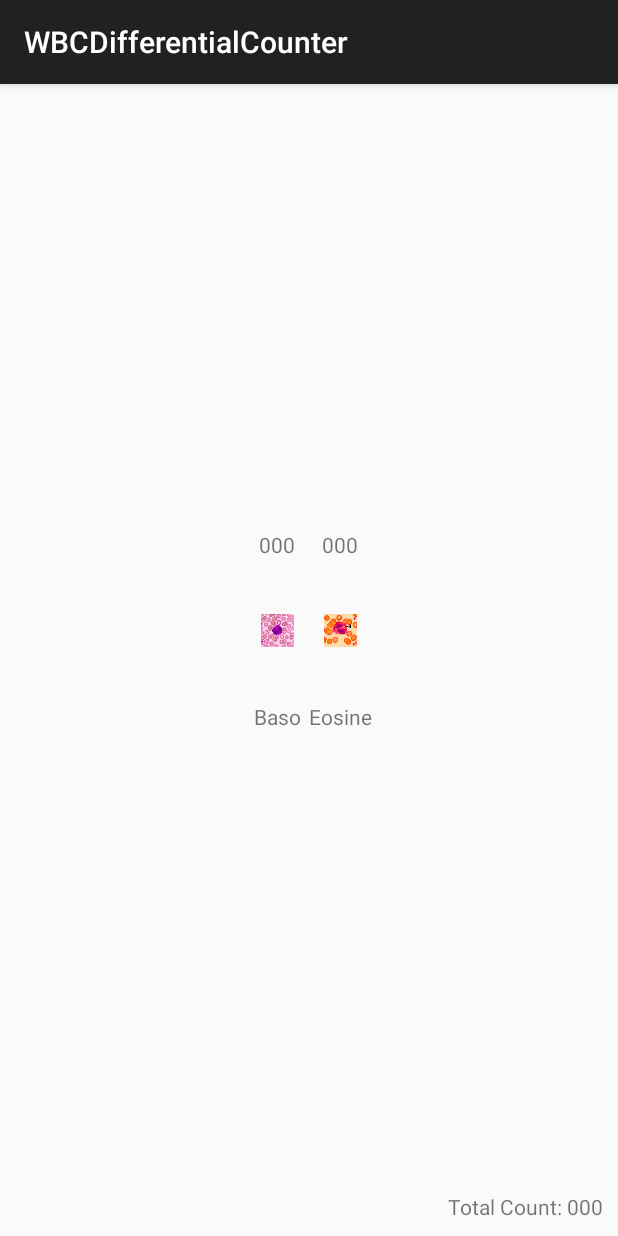
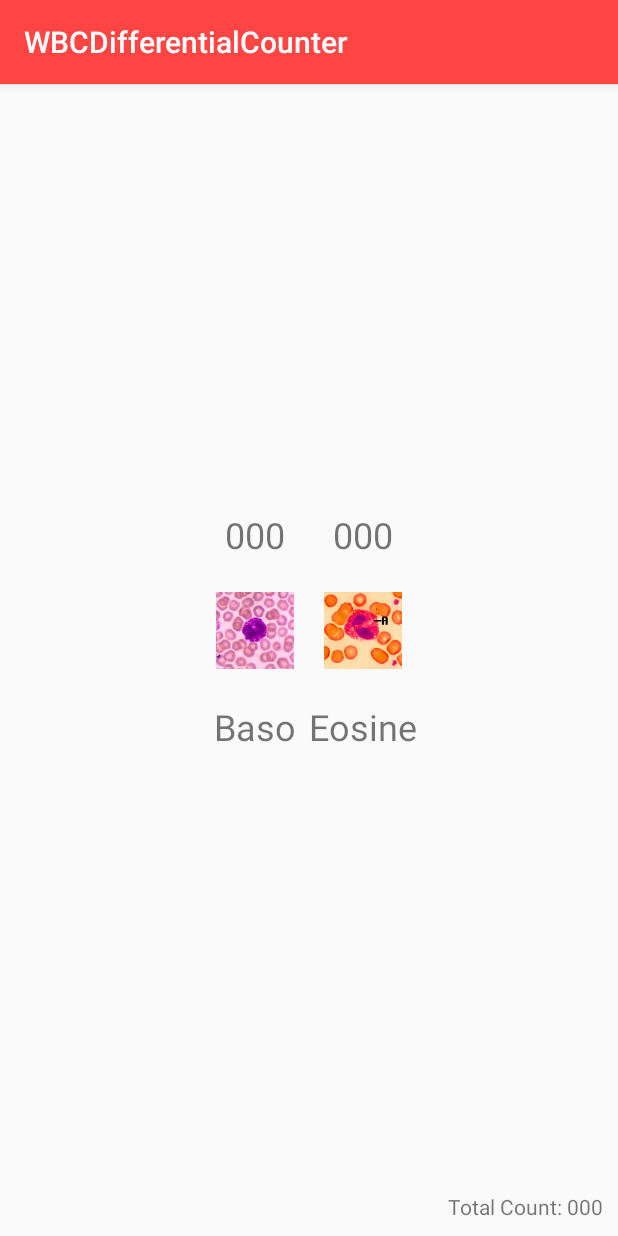
Before and after one commit to sumeshjhn/WBCDifferentialCounter, an Android app: the fragment HomeActivityFragment shown on its own in the app's theme, on a phone screen of 412 x 824 dp. Run offline under Robolectric (Android 15) with nearby library versions, the phone set to English and light mode, and no system bars.

Commit message:
Increased text size, changed action bar style to red

```diff
--- a/app/src/main/res/layout/differential_cell_view.xml
+++ b/app/src/main/res/layout/differential_cell_view.xml
@@ -3,15 +3,16 @@
     xmlns:tools="http://schemas.android.com/tools"
     android:layout_width="match_parent"
     android:layout_height="match_parent"
+    android:background="?android:attr/selectableItemBackground"
     android:gravity="center"
-    android:background="?android:attr/selectableItemBackground"
     android:orientation="vertical">
 
     <TextView
         android:id="@+id/cell_count_text_view"
         android:layout_width="wrap_content"
         android:layout_height="wrap_content"
-        android:text="@string/default_count_value" />
+        android:text="@string/default_count_value"
+        android:textSize="24dp" />
 
     <ImageView
         android:id="@+id/cell_img"
@@ -25,6 +26,7 @@
         android:id="@+id/cell_title"
         android:layout_width="wrap_content"
         android:layout_height="wrap_content"
+        android:textSize="24dp"
         tools:text="Cell Title" />
 
 </LinearLayout>
--- a/app/src/main/res/values/styles.xml
+++ b/app/src/main/res/values/styles.xml
@@ -2,7 +2,18 @@
 
     <!-- Base application theme. -->
     <style name="AppTheme" parent="Theme.AppCompat.Light.DarkActionBar">
-        <!-- Customize your theme here. -->
+        <item name="android:actionBarStyle">@style/ActionBarStyle</item>
+        <item name="android:actionMenuTextColor">@android:color/white</item>
+
+        <!-- Support library compat -->
+        <item name="actionBarStyle">@style/ActionBarStyle</item>
+        <item name="actionMenuTextColor">@android:color/white</item>
     </style>
 
+    <style name="ActionBarStyle" parent="@style/Widget.AppCompat.ActionBar">
+        <item name="android:background">@android:color/holo_red_light</item>
+
+        <!-- Support library compat -->
+        <item name="background">@android:color/holo_red_light</item>
+    </style>
 </resources>
```
